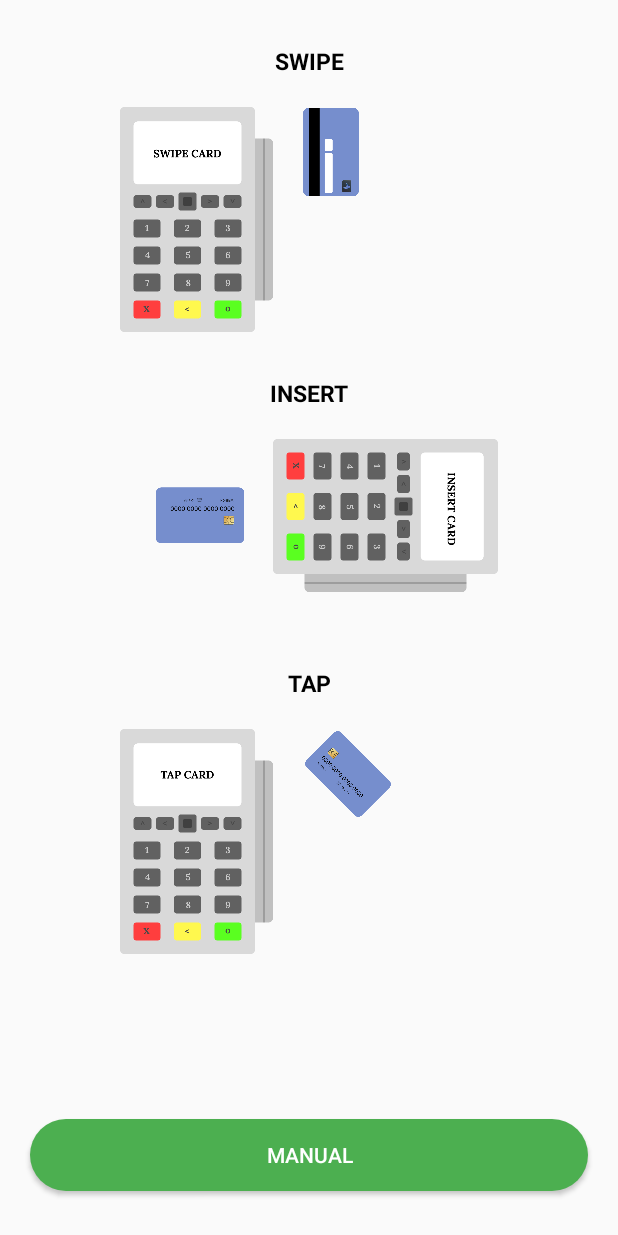
After one commit to wrench28/simulator, an Android app: the EntryPage screen opened directly, with no data from a screen before it, on a phone screen of 412 x 824 dp. The commit adds this screen. Run offline under Robolectric (Android 15) with nearby library versions, the phone set to English and light mode, and no system bars.

Commit message:
Added intermediate page between sale and pin entry

```diff
--- a/app/src/main/AndroidManifest.xml
+++ b/app/src/main/AndroidManifest.xml
@@ -15,6 +15,10 @@
         android:supportsRtl="true"
         android:theme="@style/Theme.Simulator"
         tools:targetApi="31">
+        <activity
+            android:name=".EntryPage"
+            android:exported="true" >
+        </activity>
         <activity
             android:name=".PrintReciept"
             android:exported="false" />
--- /dev/null
+++ b/app/src/main/java/com/example/simulator/EntryPage.kt
@@ -0,0 +1,27 @@
+package com.example.simulator
+
+import android.content.Intent
+import androidx.appcompat.app.AppCompatActivity
+import android.os.Bundle
+import android.view.animation.Animation
+import android.view.animation.AnimationUtils
+import com.example.simulator.databinding.ActivityEntryPageBinding
+
+class EntryPage : AppCompatActivity() {
+    var binding:ActivityEntryPageBinding? = null
+    override fun onCreate(savedInstanceState: Bundle?) {
+        super.onCreate(savedInstanceState)
+        binding = ActivityEntryPageBinding.inflate(layoutInflater)
+        setContentView(binding?.root)
+        val aniSwipe: Animation = AnimationUtils.loadAnimation(this, R.anim.swipe)
+        binding?.imSwipeCard?.startAnimation(aniSwipe)
+        val aniInsert: Animation = AnimationUtils.loadAnimation(this, R.anim.insert)
+        binding?.imInsertCard?.startAnimation(aniInsert)
+        val aniTap: Animation = AnimationUtils.loadAnimation(this, R.anim.tap)
+        binding?.imnfcCard?.startAnimation(aniTap)
+        binding?.Manual?.setOnClickListener {
+            startActivity(Intent(this,PinEntry::class.java))
+            finish()
+        }
+    }
+}
--- a/app/src/main/java/com/example/simulator/MainActivity.kt
+++ b/app/src/main/java/com/example/simulator/MainActivity.kt
@@ -107,7 +107,7 @@ class MainActivity : AppCompatActivity() {
             }
             if(arrAmt.isNotEmpty())
             {
-                val intent = Intent(this,PinEntry::class.java)
+                val intent = Intent(this,EntryPage::class.java)
                 saveData()
                 startActivity(intent)
                 finish()
--- /dev/null
+++ b/app/src/main/res/anim/insert.xml
@@ -0,0 +1,13 @@
+<?xml version="1.0" encoding="utf-8"?>
+<set
+    xmlns:android="http://schemas.android.com/apk/res/android"
+    android:interpolator="@android:anim/linear_interpolator"
+    android:fillAfter="true">
+
+    <translate
+        android:fromXDelta="0%p"
+        android:toXDelta="15%p"
+        android:duration="1500"
+        android:repeatCount="infinite"
+        android:repeatMode="reverse"/>
+</set>
--- /dev/null
+++ b/app/src/main/res/anim/swipe.xml
@@ -0,0 +1,14 @@
+<?xml version="1.0" encoding="utf-8"?>
+<set
+    xmlns:android="http://schemas.android.com/apk/res/android"
+    android:fillAfter="true">
+
+    <translate
+        android:fromYDelta="0%p"
+        android:toYDelta="10%p"
+        android:duration="1500"
+        android:repeatCount="infinite"
+        android:repeatMode="reverse"
+        />
+
+</set>
--- /dev/null
+++ b/app/src/main/res/anim/tap.xml
@@ -0,0 +1,13 @@
+<?xml version="1.0" encoding="utf-8"?>
+<set
+    xmlns:android="http://schemas.android.com/apk/res/android"
+    android:interpolator="@android:anim/linear_interpolator"
+    android:fillAfter="true">
+
+    <translate
+        android:fromXDelta="0%p"
+        android:toXDelta="-25%p"
+        android:duration="1500"
+        android:repeatCount="infinite"
+        android:repeatMode="reverse" />
+</set>
--- /dev/null
+++ b/app/src/main/res/layout/activity_entry_page.xml
@@ -0,0 +1,136 @@
+<?xml version="1.0" encoding="utf-8"?>
+<androidx.constraintlayout.widget.ConstraintLayout xmlns:android="http://schemas.android.com/apk/res/android"
+    xmlns:app="http://schemas.android.com/apk/res-auto"
+    xmlns:tools="http://schemas.android.com/tools"
+    android:layout_width="match_parent"
+    android:layout_height="match_parent"
+    tools:context=".EntryPage">
+
+    <TextView
+        android:id="@+id/swipe"
+        android:layout_width="wrap_content"
+        android:layout_height="wrap_content"
+        android:layout_marginTop="30dp"
+        android:text="SWIPE"
+        android:textSize="15sp"
+        android:textStyle="bold"
+        android:textColor="@color/black"
+        app:layout_constraintEnd_toEndOf="parent"
+        app:layout_constraintHorizontal_bias="0.5"
+        app:layout_constraintStart_toStartOf="parent"
+        app:layout_constraintTop_toTopOf="parent" />
+
+    <ImageView
+        android:id="@+id/imSwipe"
+        android:layout_width="0dp"
+        android:layout_height="150sp"
+        android:layout_gravity="center_horizontal"
+        android:layout_marginStart="80dp"
+        android:layout_marginTop="20dp"
+        android:adjustViewBounds="true"
+        app:layout_constraintStart_toStartOf="parent"
+        app:layout_constraintTop_toBottomOf="@id/swipe"
+        app:srcCompat="@drawable/swipe_card" />
+
+    <ImageView
+        android:id="@+id/imSwipeCard"
+        android:layout_width="wrap_content"
+        android:layout_height="60sp"
+        android:layout_gravity="center_horizontal"
+        android:layout_marginTop="20dp"
+        android:layout_marginStart="20dp"
+        android:adjustViewBounds="true"
+        app:layout_constraintEnd_toEndOf="parent"
+        app:layout_constraintHorizontal_bias="0.0"
+        app:layout_constraintStart_toEndOf="@+id/imSwipe"
+        app:layout_constraintTop_toBottomOf="@id/swipe"
+        app:srcCompat="@drawable/swipe" />
+    <TextView
+        android:id="@+id/insert"
+        android:layout_width="wrap_content"
+        android:layout_height="wrap_content"
+        android:layout_marginTop="30dp"
+        android:text="INSERT"
+        android:textSize="15sp"
+        android:textStyle="bold"
+        android:textColor="@color/black"
+        app:layout_constraintEnd_toEndOf="parent"
+        app:layout_constraintStart_toStartOf="parent"
+        app:layout_constraintTop_toBottomOf="@id/imSwipe" />
+    <ImageView
+        android:id="@+id/imInsertCard"
+        android:layout_width="60sp"
+        android:layout_height="0dp"
+        android:layout_gravity="center_horizontal"
+        android:layout_marginStart="100dp"
+        android:layout_marginTop="52dp"
+        android:adjustViewBounds="true"
+        app:layout_constraintEnd_toStartOf="@+id/imInsert"
+        app:layout_constraintHorizontal_bias="0.142"
+        app:layout_constraintStart_toStartOf="parent"
+        app:layout_constraintTop_toBottomOf="@+id/insert"
+        app:srcCompat="@drawable/insert" />
+
+    <ImageView
+        android:id="@+id/imInsert"
+        android:layout_width="150sp"
+        android:layout_height="0dp"
+        android:layout_marginTop="20dp"
+        android:layout_gravity="center_horizontal"
+        android:adjustViewBounds="true"
+        app:layout_constraintEnd_toEndOf="parent"
+        android:layout_marginRight="80dp"
+        app:layout_constraintTop_toBottomOf="@+id/insert"
+        app:srcCompat="@drawable/insert_card" />
+
+
+
+    <TextView
+        android:id="@+id/nfc"
+        android:layout_width="wrap_content"
+        android:layout_height="wrap_content"
+        android:layout_marginTop="50dp"
+        android:text="TAP"
+        android:textSize="15sp"
+        android:textStyle="bold"
+        android:textColor="@color/black"
+        app:layout_constraintEnd_toEndOf="parent"
+        app:layout_constraintStart_toStartOf="parent"
+        app:layout_constraintTop_toBottomOf="@id/imInsert" />
+
+    <ImageView
+        android:id="@+id/imnfc"
+        android:layout_width="0sp"
+        android:layout_height="150dp"
+        android:layout_gravity="center_horizontal"
+        android:layout_marginStart="80dp"
+        android:layout_marginTop="20dp"
+        android:adjustViewBounds="true"
+        app:layout_constraintStart_toStartOf="parent"
+        app:layout_constraintTop_toBottomOf="@+id/nfc"
+        app:srcCompat="@drawable/nfc_card" />
+
+    <ImageView
+        android:id="@+id/imnfcCard"
+        android:layout_width="60dp"
+        android:layout_height="wrap_content"
+        android:layout_gravity="center_horizontal"
+        android:layout_marginStart="20dp"
+        android:adjustViewBounds="true"
+        app:layout_constraintStart_toEndOf="@id/imnfc"
+        app:layout_constraintTop_toTopOf="@+id/imnfc"
+        app:srcCompat="@drawable/nfc" />
+
+    <Button
+        android:id="@+id/Manual"
+        android:layout_width="match_parent"
+        android:layout_height="wrap_content"
+        android:layout_marginHorizontal="20dp"
+        android:layout_marginBottom="30dp"
+        android:background="@drawable/pay_btn"
+        android:text="Manual"
+        android:textColor="@color/white"
+        app:layout_constraintBottom_toBottomOf="parent"
+        app:layout_constraintEnd_toEndOf="parent"
+        app:layout_constraintStart_toStartOf="parent" />
+</androidx.constraintlayout.widget.ConstraintLayout>
--- a/build.gradle
+++ b/build.gradle
@@ -2,7 +2,7 @@
 plugins {
     id 'com.android.application' version '7.2.1' apply false
     id 'com.android.library' version '7.2.1' apply false
-    id 'org.jetbrains.kotlin.android' version '1.7.0' apply false
+    id 'org.jetbrains.kotlin.android' version '1.7.10' apply false
 }
 
 task clean(type: Delete) {
```
Also changed, not shown: app/src/main/res/drawable-v24/insert.png (added), app/src/main/res/drawable-v24/insert_card.png (added), app/src/main/res/drawable-v24/nfc.png (added), app/src/main/res/drawable-v24/nfc_card.png (added), app/src/main/res/drawable-v24/swipe.png (added), app/src/main/res/drawable-v24/swipe_card.png (added).
